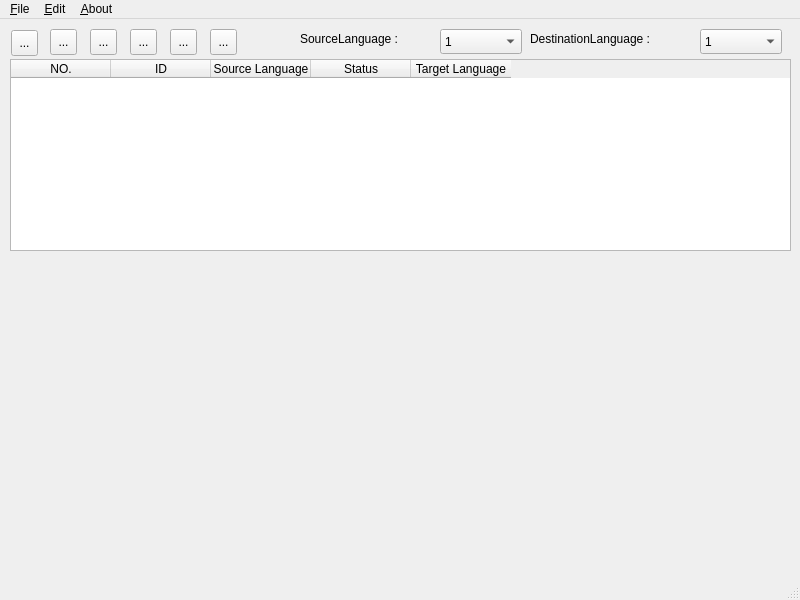
Old version of the form mainwindow.ui in the repository Cyberenchanter/Galaxy-Translator.
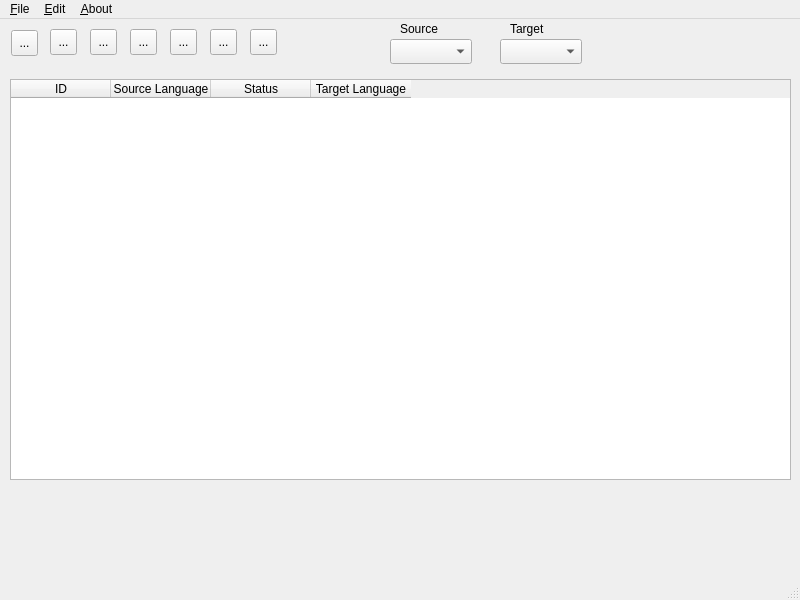
New version of the form.

```diff
--- a/mainwindow.ui
+++ b/mainwindow.ui
@@ -18,16 +18,11 @@
     <property name="geometry">
      <rect>
       <x>10</x>
-      <y>40</y>
+      <y>60</y>
       <width>781</width>
-      <height>192</height>
+      <height>401</height>
      </rect>
     </property>
-    <column>
-     <property name="text">
-      <string>NO.</string>
-     </property>
-    </column>
     <column>
      <property name="text">
       <string>ID</string>
@@ -130,87 +125,60 @@
    <widget class="QComboBox" name="comboBox">
     <property name="geometry">
      <rect>
-      <x>440</x>
-      <y>10</y>
+      <x>390</x>
+      <y>20</y>
       <width>82</width>
       <height>25</height>
      </rect>
     </property>
-    <item>
-     <property name="text">
-      <string>1</string>
-     </property>
-    </item>
-    <item>
-     <property name="text">
-      <string>2</string>
-     </property>
-    </item>
-    <item>
-     <property name="text">
-      <string>3</string>
-     </property>
-    </item>
-    <item>
-     <property name="text">
-      <string>4</string>
-     </property>
-    </item>
    </widget>
    <widget class="QComboBox" name="comboBox_2">
     <property name="geometry">
      <rect>
-      <x>700</x>
-      <y>10</y>
+      <x>500</x>
+      <y>20</y>
       <width>82</width>
       <height>25</height>
      </rect>
     </property>
-    <item>
-     <property name="text">
-      <string>1</string>
-     </property>
-    </item>
-    <item>
-     <property name="text">
-      <string>2</string>
-     </property>
-    </item>
-    <item>
-     <property name="text">
-      <string>3</string>
-     </property>
-    </item>
-    <item>
-     <property name="text">
-      <string>4</string>
-     </property>
-    </item>
    </widget>
    <widget class="QLabel" name="label">
     <property name="geometry">
      <rect>
-      <x>300</x>
-      <y>10</y>
-      <width>141</width>
+      <x>400</x>
+      <y>0</y>
+      <width>51</width>
       <height>20</height>
      </rect>
     </property>
     <property name="text">
-     <string>SourceLanguage :</string>
+     <string>Source</string>
     </property>
    </widget>
    <widget class="QLabel" name="label_2">
     <property name="geometry">
      <rect>
-      <x>530</x>
-      <y>10</y>
-      <width>171</width>
+      <x>510</x>
+      <y>0</y>
+      <width>41</width>
       <height>20</height>
      </rect>
     </property>
     <property name="text">
-     <string>DestinationLanguage :</string>
+     <string>Target</string>
+    </property>
+   </widget>
+   <widget class="QToolButton" name="toolButton_newItem">
+    <property name="geometry">
+     <rect>
+      <x>250</x>
+      <y>10</y>
+      <width>27</width>
+      <height>26</height>
+     </rect>
+    </property>
+    <property name="text">
+     <string>...</string>
     </property>
    </widget>
   </widget>
```
Left out of the diff: 17 changed lines with no effect on the pictures.
